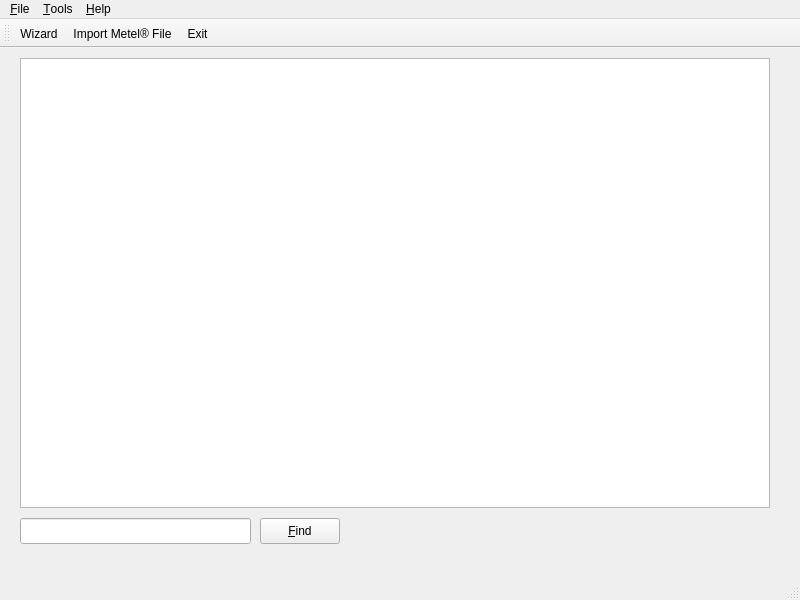
Before: the Qt Designer form mainwindow.ui in gallochri/SCFqt, drawn with Qt 5.
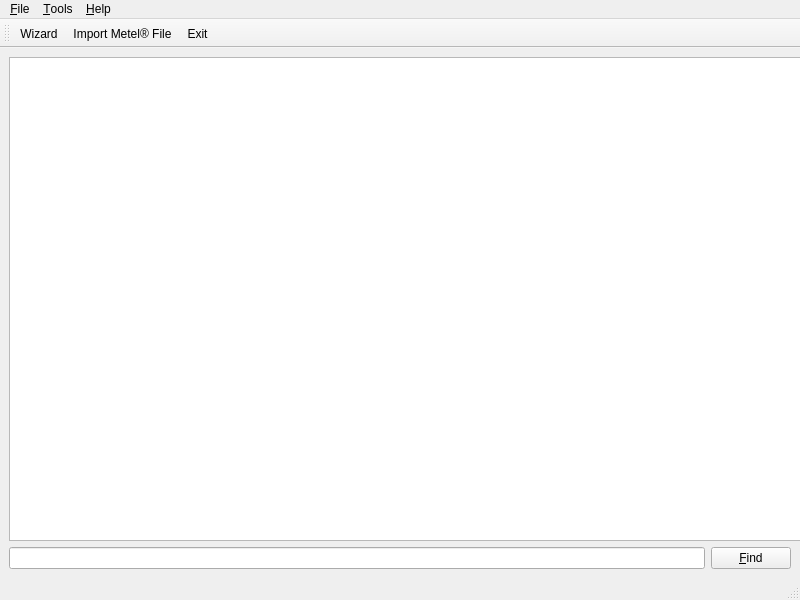
After: the same form once the commit is applied. Icons and pictures are not drawn.

Commit message: Initial code and query for Finder

What changed in the file:
```diff
--- a/mainwindow.ui
+++ b/mainwindow.ui
@@ -24,26 +24,23 @@
     <normaloff>:/images/logo.png</normaloff>:/images/logo.png</iconset>
   </property>
   <widget class="QWidget" name="centralwidget">
+   <layout class="QGridLayout" name="gridLayout">
+    <item row="0" column="0" colspan="2">
    <widget class="QTableView" name="tableView">
-    <property name="geometry">
-     <rect>
-      <x>20</x>
-      <y>10</y>
-      <width>750</width>
-      <height>450</height>
-     </rect>
+      <property name="sizePolicy">
+       <sizepolicy hsizetype="Expanding" vsizetype="Expanding">
+        <horstretch>0</horstretch>
+        <verstretch>0</verstretch>
+       </sizepolicy>
     </property>
     <property name="minimumSize">
      <size>
-      <width>750</width>
-      <height>450</height>
-     </size>
-    </property>
-    <property name="maximumSize">
-     <size>
-      <width>0</width>
-      <height>0</height>
-     </size>
+        <width>801</width>
+        <height>461</height>
+       </size>
+      </property>
+      <property name="autoFillBackground">
+       <bool>true</bool>
     </property>
     <property name="styleSheet">
      <string notr="true"/>
@@ -73,29 +70,18 @@
      <bool>false</bool>
     </attribute>
    </widget>
-   <widget class="QLineEdit" name="lineEdit">
-    <property name="geometry">
-     <rect>
-      <x>20</x>
-      <y>470</y>
-      <width>231</width>
-      <height>26</height>
-     </rect>
-    </property>
-   </widget>
-   <widget class="QPushButton" name="pushButton">
-    <property name="geometry">
-     <rect>
-      <x>260</x>
-      <y>470</y>
-      <width>80</width>
-      <height>26</height>
-     </rect>
-    </property>
+    </item>
+    <item row="1" column="0">
+     <widget class="QLineEdit" name="lineEditFinder"/>
+    </item>
+    <item row="1" column="1">
+     <widget class="QPushButton" name="pushButtonFinder">
     <property name="text">
      <string>&amp;Find</string>
     </property>
    </widget>
+    </item>
+   </layout>
   </widget>
   <widget class="QMenuBar" name="menubar">
    <property name="geometry">
```
Left out of the diff: 2 changed lines with no effect on the pictures. Lines whose indentation alone changed are shown as unchanged. The commit also changes 3 other files.
